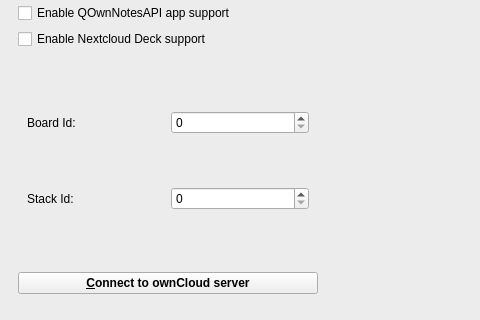
Before: the Qt Designer form src/dialogs/settingsdialog.ui in pbek/QOwnNotes, drawn with Qt 5; both pictures show x 285 to 765 and y 390 to 710 of the 900 by 1152 pixel window.
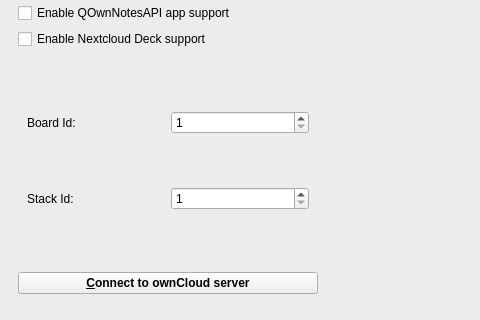
After: the same form once the commit is applied. The open tabs and pages were chosen to show the change. Icons and pictures are not drawn. Custom widgets are drawn as their Qt base class.

Commit message: #2789 deck: implement settings loading and increase id ranges

Patch:
```diff
--- a/src/dialogs/settingsdialog.ui
+++ b/src/dialogs/settingsdialog.ui
@@ -1495,7 +1495,14 @@
                     </property>
                     <layout class="QGridLayout" name="gridLayout_83">
                      <item row="0" column="1">
-                      <widget class="QSpinBox" name="nextcloudDeckBoardSpinBox"/>
+                      <widget class="QSpinBox" name="nextcloudDeckBoardSpinBox">
+                       <property name="minimum">
+                        <number>1</number>
+                       </property>
+                       <property name="maximum">
+                        <number>999999999</number>
+                       </property>
+                      </widget>
                      </item>
                      <item row="0" column="0">
                       <widget class="QLabel" name="nextcloudDeckBoardLabel">
@@ -1512,7 +1519,14 @@
                       </widget>
                      </item>
                      <item row="1" column="1">
-                      <widget class="QSpinBox" name="nextcloudDeckStackSpinBox"/>
+                      <widget class="QSpinBox" name="nextcloudDeckStackSpinBox">
+                       <property name="minimum">
+                        <number>1</number>
+                       </property>
+                       <property name="maximum">
+                        <number>999999999</number>
+                       </property>
+                      </widget>
                      </item>
                     </layout>
                    </widget>
```
Left out of the diff: 2 changed lines with no effect on the pictures. The commit also changes 1 other file.
